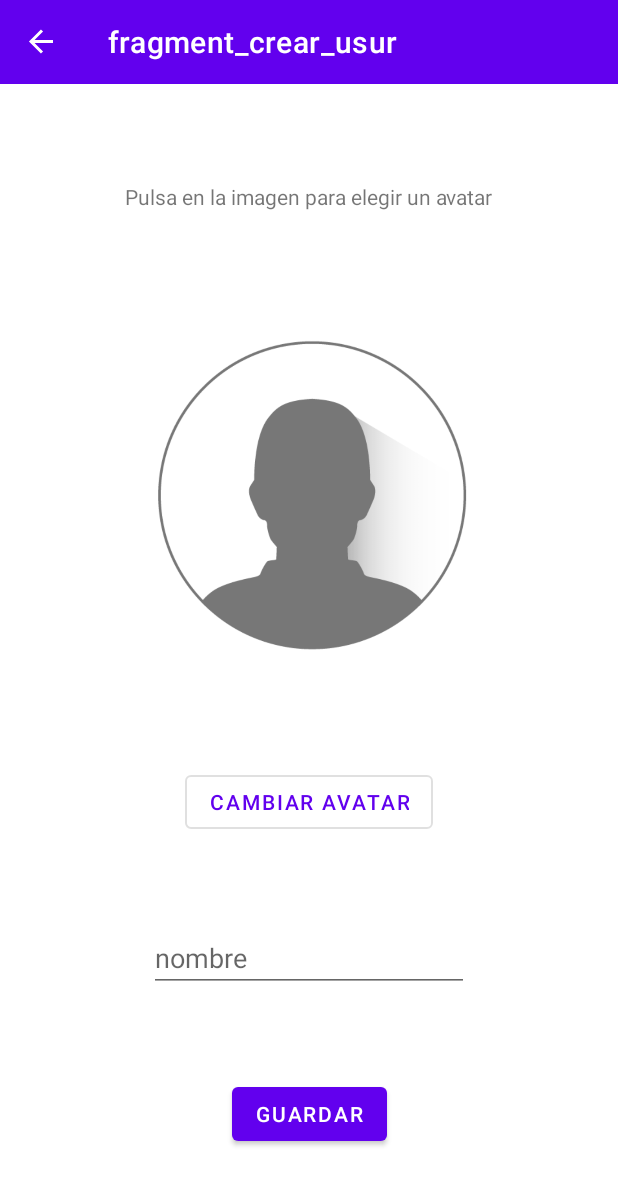
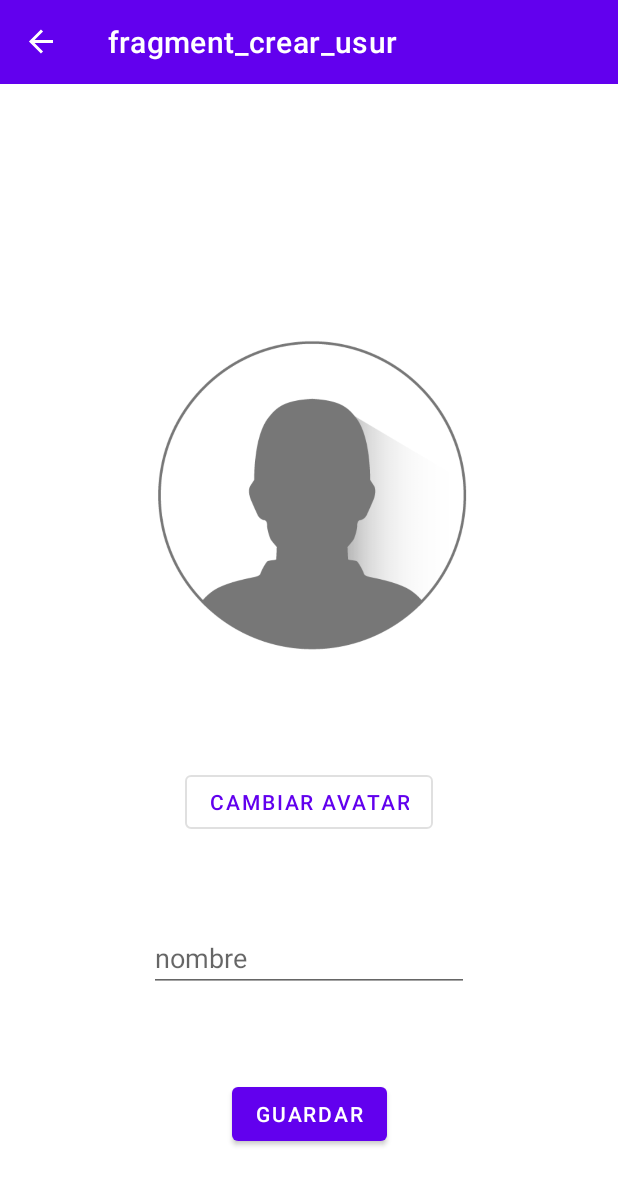
Before and after one commit to juanxoo5/TopTrump, an Android app: the CrearUsuFragment screen opened through its navigation route, on a phone screen of 412 x 824 dp. Shown: the top 1185 px of the screen. Run offline under Robolectric (Android 15) with nearby library versions, the phone set to English and light mode, and no system bars; our stand-ins replace Room's generated code, navigation-ui.

Commit message:
borración de string y texto de crear_usu

```diff
--- a/app/src/main/res/layout/fragment_crear_usu.xml
+++ b/app/src/main/res/layout/fragment_crear_usu.xml
@@ -80,16 +80,6 @@
                 app:layout_constraintStart_toStartOf="parent"
                 app:layout_constraintTop_toBottomOf="@+id/etNombreUsuario" />
 
-            <TextView
-                android:id="@+id/textView2"
-                android:layout_width="wrap_content"
-                android:layout_height="wrap_content"
-                android:text="@string/pulsa_en_la_imagen_para_elegir_un_avatar"
-                app:layout_constraintBottom_toTopOf="@+id/guideline21"
-                app:layout_constraintEnd_toEndOf="parent"
-                app:layout_constraintStart_toStartOf="parent"
-                app:layout_constraintTop_toBottomOf="@+id/tbCrearUsuFrgm" />
-
             <ImageView
                 android:id="@+id/imgAvatar"
                 android:layout_width="0dp"
--- a/app/src/main/res/values/strings.xml
+++ b/app/src/main/res/values/strings.xml
@@ -43,7 +43,6 @@
     <string name="elige_un_avatar">Elige un avatar</string>
     <string name="crearusuario">crearUsuario</string>
     <string name="enviar_mail">enviando email</string>
-    <string name="pulsa_en_la_imagen_para_elegir_un_avatar">Pulsa en la imagen para elegir un avatar</string>
     <string name="guardar">Guardar</string>
     <string name="cambiar_avatar">Cambiar avatar</string>
 </resources>
```
